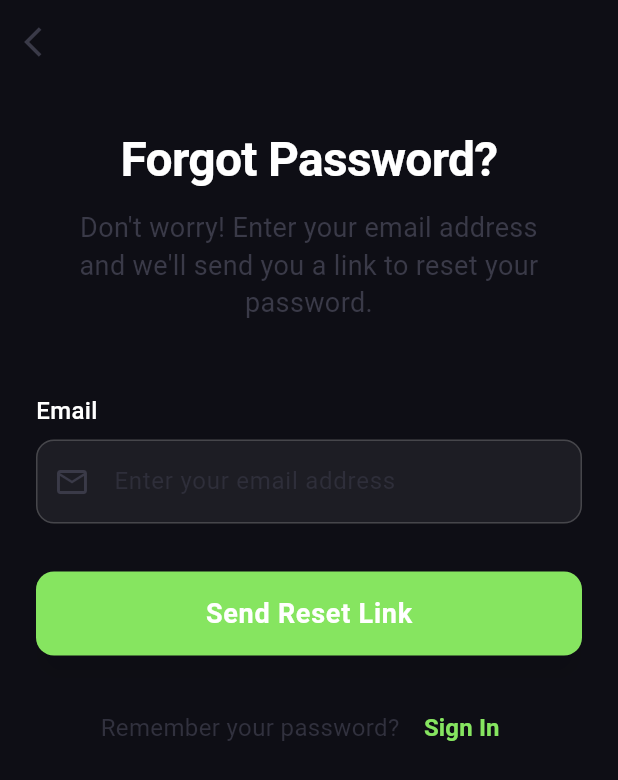
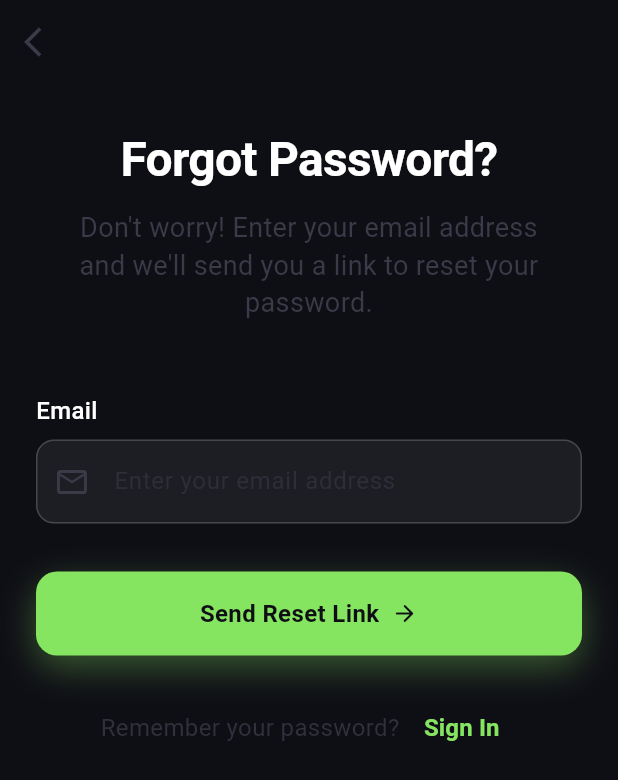
Before and after one commit to lionelishi21/lugmatic_mobileapp, a Flutter app: the ForgotPasswordScreen screen opened directly, on a phone screen of 412 x 824 dp. Shown: the top 780 px of the screen. Run offline on Flutter 3.47's test engine with Material 3 defaults, Android fonts, the phone set to English and light mode, and no system bars; our stand-ins replace cached_network_image, chewie, dio, flutter_secure_storage, just_audio, just_audio_background and 3 more; missing offline and left inert: flutter_stripe, livekit_client; accounts and stored records are empty.

Commit message:
design: update lib/features/auth/presentation/widgets/auth_button.dart

```diff
--- a/lib/features/auth/presentation/widgets/auth_button.dart
+++ b/lib/features/auth/presentation/widgets/auth_button.dart
@@ -1,6 +1,8 @@
 import 'package:flutter/material.dart';
 import '../../../../core/constants/app_colors.dart';
 
+/// Primary action button — solid brand-green, dark text label.
+/// Matches lugmatic-music web: bg-primary text-black font-bold rounded-xl.
 class AuthButton extends StatelessWidget {
   final String text;
   final VoidCallback onPressed;
@@ -17,38 +19,63 @@ class AuthButton extends StatelessWidget {
 
   @override
   Widget build(BuildContext context) {
+    if (isOutlined) {
       return SizedBox(
         width: double.infinity,
         height: 56,
-      child: ElevatedButton(
+        child: OutlinedButton(
           onPressed: isLoading ? null : onPressed,
-        style: ElevatedButton.styleFrom(
-          backgroundColor: isOutlined ? Colors.transparent : AppColors.primaryGreen,
-          foregroundColor: isOutlined ? AppColors.primaryGreen : AppColors.white,
-          side: isOutlined
-              ? const BorderSide(color: AppColors.primaryGreen, width: 2)
-              : null,
+          style: OutlinedButton.styleFrom(
+            foregroundColor: AppColors.primary,
+            side: const BorderSide(color: AppColors.primary, width: 1.5),
             shape: RoundedRectangleBorder(
-            borderRadius: BorderRadius.circular(12),
+                borderRadius: BorderRadius.circular(14)),
           ),
-          elevation: isOutlined ? 0 : 8,
-          shadowColor: Colors.black26,
+          child: Text(text,
+              style: const TextStyle(
+                  fontSize: 16, fontWeight: FontWeight.w600)),
         ),
+      );
+    }
+
+    return GestureDetector(
+      onTap: isLoading ? null : onPressed,
+      child: Container(
+        width: double.infinity,
+        height: 56,
+        decoration: BoxDecoration(
+          color: AppColors.primary,
+          borderRadius: BorderRadius.circular(14),
+          boxShadow: [
+            BoxShadow(
+              color: AppColors.primary.withOpacity(0.35),
+              blurRadius: 20,
+              offset: const Offset(0, 8),
+            ),
+          ],
+        ),
+        child: Center(
           child: isLoading
               ? const SizedBox(
-                width: 20,
-                height: 20,
+                  width: 22,
+                  height: 22,
                   child: CircularProgressIndicator(
                       strokeWidth: 2,
-                  valueColor: AlwaysStoppedAnimation<Color>(AppColors.white),
-                ),
+                      color: AppColors.background),
                 )
-            : Text(
-                text,
+              : Row(
+                  mainAxisAlignment: MainAxisAlignment.center,
+                  children: [
+                    Text(text,
                         style: const TextStyle(
-                  fontSize: 18,
-                  fontWeight: FontWeight.bold,
-                  letterSpacing: 0.5,
+                          color: AppColors.background,
+                          fontSize: 16,
+                          fontWeight: FontWeight.w700,
+                        )),
+                    const SizedBox(width: 8),
+                    const Icon(Icons.arrow_forward_rounded,
+                        color: AppColors.background, size: 18),
+                  ],
                 ),
         ),
       ),
```
Lines whose indentation alone changed are shown as unchanged.
